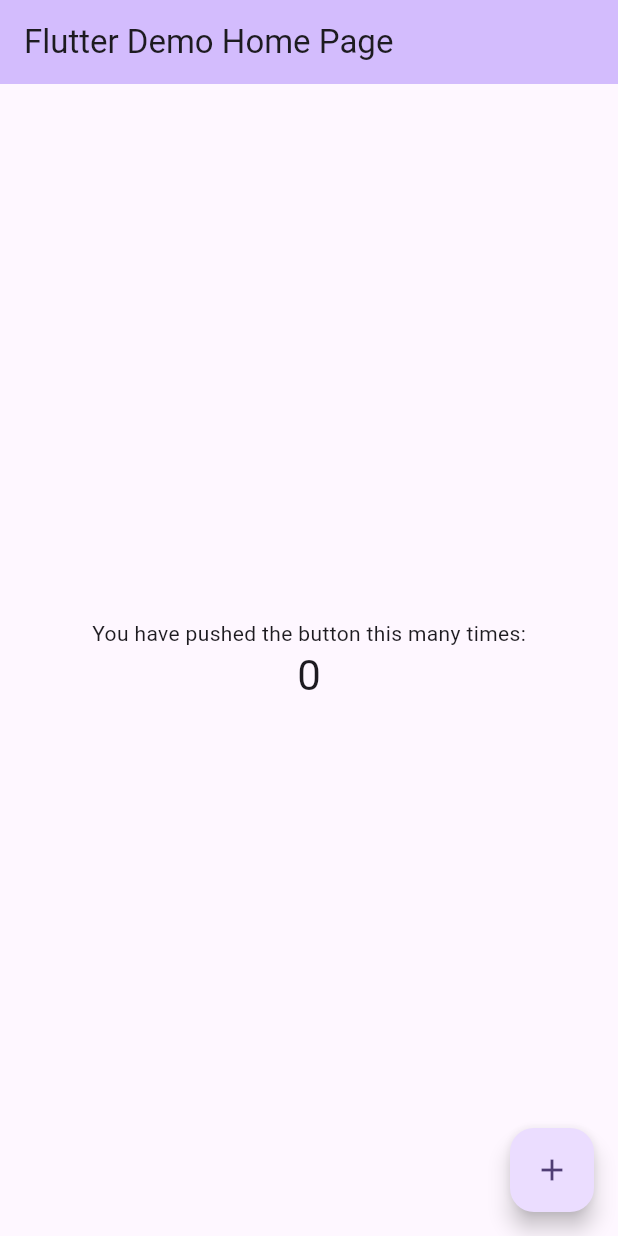
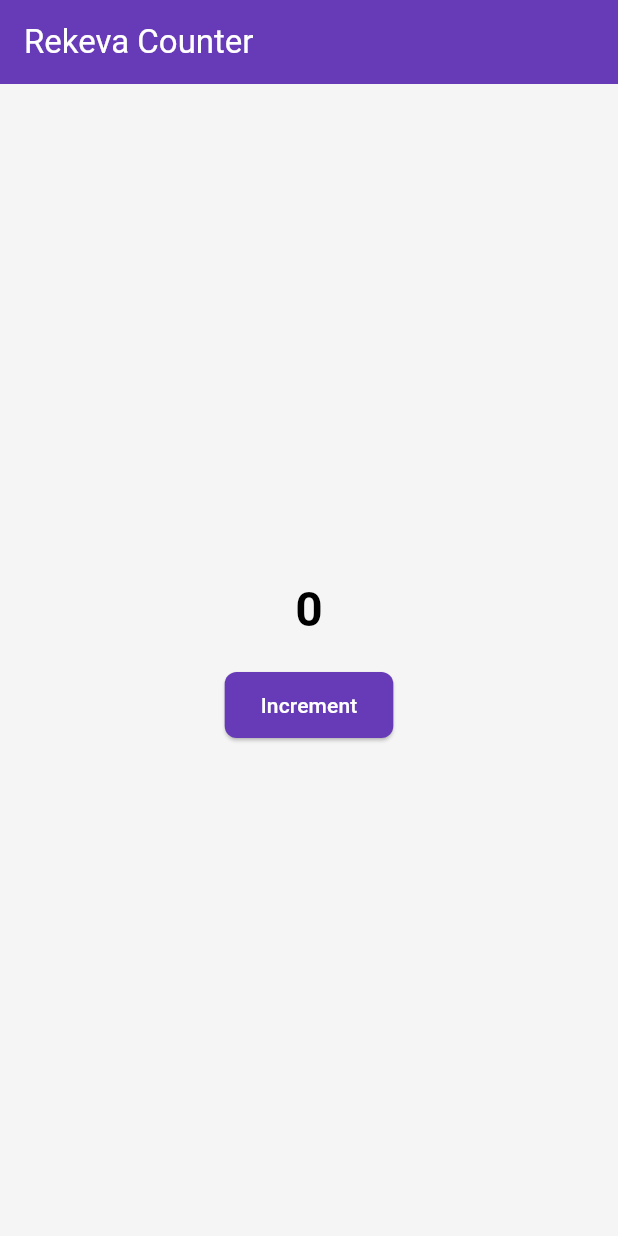
Before and after one commit to RasZarky/Rekeva, a Flutter app: the screen it shows after launch, on a phone screen of 412 x 824 dp. Run offline on Flutter 3.47's test engine with Material 3 defaults, Android fonts, the light colour scheme and no system bars; our stand-ins replace equatable, flutter_bloc, go_router.

Commit message:
setup project architecture with BLoC, go_router, and custom theming
- Add dependencies: `flutter_bloc`, `bloc`, `go_router`, and `equatable`.
- Implement core routing using `GoRouter`.
- Implement theme management with `ThemeBloc`, `AppTheme`, and custom color/text styles.
- Create reusable `CustomButton` and `CustomTextField` widgets.
- Implement a counter feature using the BLoC pattern.
- Refactor `main.dart` to use `MaterialApp.router` with BLoC-based theme switching.

```diff
--- /dev/null
+++ b/lib/core/routing/app_router.dart
@@ -0,0 +1,14 @@
+import 'package:go_router/go_router.dart';
+import '../../features/counter/view/counter_page.dart';
+
+class AppRouter {
+  static final router = GoRouter(
+    initialLocation: '/',
+    routes: [
+      GoRoute(
+        path: '/',
+        builder: (context, state) => const CounterPage(),
+      ),
+    ],
+  );
+}
--- /dev/null
+++ b/lib/core/theme/app_colors.dart
@@ -0,0 +1,20 @@
+import 'package:flutter/material.dart';
+
+class AppColors {
+  // Common Colors
+  static const Color primary = Colors.deepPurple;
+  static const Color secondary = Colors.deepPurpleAccent;
+  static const Color error = Color(0xFFB00020);
+
+  // Light Theme Colors
+  static const Color backgroundLight = Color(0xFFF5F5F5);
+  static const Color surfaceLight = Colors.white;
+  static const Color textPrimaryLight = Color(0xFF000000);
+  static const Color textSecondaryLight = Color(0xFF757575);
+
+  // Dark Theme Colors
+  static const Color backgroundDark = Color(0xFF121212);
+  static const Color surfaceDark = Color(0xFF1E1E1E);
+  static const Color textPrimaryDark = Color(0xFFFFFFFF);
+  static const Color textSecondaryDark = Color(0xFFB0B0B0);
+}
--- /dev/null
+++ b/lib/core/theme/app_text_styles.dart
@@ -0,0 +1,18 @@
+import 'package:flutter/material.dart';
+
+class AppTextStyles {
+  static const TextStyle headlineLarge = TextStyle(
+    fontSize: 32,
+    fontWeight: FontWeight.bold,
+  );
+
+  static const TextStyle bodyLarge = TextStyle(
+    fontSize: 16,
+    fontWeight: FontWeight.normal,
+  );
+
+  static const TextStyle bodyMedium = TextStyle(
+    fontSize: 14,
+    fontWeight: FontWeight.normal,
+  );
+}
--- /dev/null
+++ b/lib/core/theme/app_theme.dart
@@ -0,0 +1,63 @@
+import 'package:flutter/material.dart';
+import 'app_colors.dart';
+import 'app_text_styles.dart';
+
+class AppTheme {
+  static ThemeData get lightTheme {
+    return ThemeData(
+      useMaterial3: true,
+      brightness: Brightness.light,
+      colorScheme: const ColorScheme.light(
+        primary: AppColors.primary,
+        secondary: AppColors.secondary,
+        surface: AppColors.surfaceLight,
+        background: AppColors.backgroundLight,
+        error: AppColors.error,
+        onPrimary: Colors.white,
+        onSecondary: Colors.white,
+        onSurface: AppColors.textPrimaryLight,
+        onBackground: AppColors.textPrimaryLight,
+      ),
+      textTheme: TextTheme(
+        headlineLarge: AppTextStyles.headlineLarge.copyWith(color: AppColors.textPrimaryLight),
+        bodyLarge: AppTextStyles.bodyLarge.copyWith(color: AppColors.textPrimaryLight),
+        bodyMedium: AppTextStyles.bodyMedium.copyWith(color: AppColors.textSecondaryLight),
+      ),
+      scaffoldBackgroundColor: AppColors.backgroundLight,
+      appBarTheme: const AppBarTheme(
+        backgroundColor: AppColors.primary,
+        foregroundColor: Colors.white,
+        elevation: 0,
+      ),
+    );
+  }
+
+  static ThemeData get darkTheme {
+    return ThemeData(
+      useMaterial3: true,
+      brightness: Brightness.dark,
+      colorScheme: const ColorScheme.dark(
+        primary: AppColors.primary,
+        secondary: AppColors.secondary,
+        surface: AppColors.surfaceDark,
+        background: AppColors.backgroundDark,
+        error: AppColors.error,
+        onPrimary: Colors.white,
+        onSecondary: Colors.white,
+        onSurface: AppColors.textPrimaryDark,
+        onBackground: AppColors.textPrimaryDark,
+      ),
+      textTheme: TextTheme(
+        headlineLarge: AppTextStyles.headlineLarge.copyWith(color: AppColors.textPrimaryDark),
+        bodyLarge: AppTextStyles.bodyLarge.copyWith(color: AppColors.textPrimaryDark),
+        bodyMedium: AppTextStyles.bodyMedium.copyWith(color: AppColors.textSecondaryDark),
+      ),
+      scaffoldBackgroundColor: AppColors.backgroundDark,
+      appBarTheme: const AppBarTheme(
+        backgroundColor: AppColors.surfaceDark,
+        foregroundColor: Colors.white,
+        elevation: 0,
+      ),
+    );
+  }
+}
--- /dev/null
+++ b/lib/core/theme/theme_bloc.dart
@@ -0,0 +1,16 @@
+import 'package:flutter/material.dart';
+import 'package:flutter_bloc/flutter_bloc.dart';
+
+enum AppThemeMode { light, dark }
+
+class ThemeBloc extends Cubit<ThemeMode> {
+  ThemeBloc() : super(ThemeMode.system);
+
+  void toggleTheme() {
+    emit(state == ThemeMode.light ? ThemeMode.dark : ThemeMode.light);
+  }
+
+  void setTheme(ThemeMode mode) {
+    emit(mode);
+  }
+}
--- /dev/null
+++ b/lib/core/widgets/custom_button.dart
@@ -0,0 +1,30 @@
+import 'package:flutter/material.dart';
+
+class CustomButton extends StatelessWidget {
+  final String label;
+  final VoidCallback onPressed;
+  final Color? backgroundColor;
+
+  const CustomButton({
+    super.key,
+    required this.label,
+    required this.onPressed,
+    this.backgroundColor,
+  });
+
+  @override
+  Widget build(BuildContext context) {
+    return ElevatedButton(
+      style: ElevatedButton.styleFrom(
+        backgroundColor: backgroundColor ?? Theme.of(context).colorScheme.primary,
+        foregroundColor: Colors.white,
+        padding: const EdgeInsets.symmetric(horizontal: 24, vertical: 12),
+        shape: RoundedRectangleBorder(
+          borderRadius: BorderRadius.circular(8),
+        ),
+      ),
+      onPressed: onPressed,
+      child: Text(label),
+    );
+  }
+}
--- /dev/null
+++ b/lib/core/widgets/custom_text_field.dart
@@ -0,0 +1,30 @@
+import 'package:flutter/material.dart';
+
+class CustomTextField extends StatelessWidget {
+  final String hintText;
+  final TextEditingController? controller;
+  final bool obscureText;
+
+  const CustomTextField({
+    super.key,
+    required this.hintText,
+    this.controller,
+    this.obscureText = false,
+  });
+
+  @override
+  Widget build(BuildContext context) {
+    return TextField(
+      controller: controller,
+      obscureText: obscureText,
+      decoration: InputDecoration(
+        hintText: hintText,
+        border: OutlineInputBorder(
+          borderRadius: BorderRadius.circular(8),
+        ),
+        filled: true,
+        fillColor: Theme.of(context).colorScheme.surface,
+      ),
+    );
+  }
+}
--- /dev/null
+++ b/lib/features/counter/bloc/counter_bloc.dart
@@ -0,0 +1,13 @@
+import 'package:equatable/equatable.dart';
+import 'package:flutter_bloc/flutter_bloc.dart';
+
+part 'counter_event.dart';
+part 'counter_state.dart';
+
+class CounterBloc extends Bloc<CounterEvent, CounterState> {
+  CounterBloc() : super(const CounterState()) {
+    on<CounterIncremented>((event, emit) {
+      emit(CounterState(counter: state.counter + 1));
+    });
+  }
+}
--- /dev/null
+++ b/lib/features/counter/bloc/counter_event.dart
@@ -0,0 +1,10 @@
+part of 'counter_bloc.dart';
+
+abstract class CounterEvent extends Equatable {
+  const CounterEvent();
+
+  @override
+  List<Object> get props => [];
+}
+
+class CounterIncremented extends CounterEvent {}
--- /dev/null
+++ b/lib/features/counter/bloc/counter_state.dart
@@ -0,0 +1,10 @@
+part of 'counter_bloc.dart';
+
+class CounterState extends Equatable {
+  const CounterState({this.counter = 0});
+
+  final int counter;
+
+  @override
+  List<Object> get props => [counter];
+}
--- /dev/null
+++ b/lib/features/counter/view/counter_page.dart
@@ -0,0 +1,48 @@
+import 'package:flutter/material.dart';
+import 'package:flutter_bloc/flutter_bloc.dart';
+import '../../../core/widgets/custom_button.dart';
+import '../bloc/counter_bloc.dart';
+
+class CounterPage extends StatelessWidget {
+  const CounterPage({super.key});
+
+  @override
+  Widget build(BuildContext context) {
+    return BlocProvider(
+      create: (_) => CounterBloc(),
+      child: const CounterView(),
+    );
+  }
+}
+
+class CounterView extends StatelessWidget {
+  const CounterView({super.key});
+
+  @override
+  Widget build(BuildContext context) {
+    return Scaffold(
+      appBar: AppBar(title: const Text('Rekeva Counter')),
+      body: Center(
+        child: Column(
+          mainAxisAlignment: MainAxisAlignment.center,
+          children: [
+            BlocBuilder<CounterBloc, CounterState>(
+              builder: (context, state) {
+                return Text(
+                  '${state.counter}',
+                  style: Theme.of(context).textTheme.headlineLarge,
+                );
+              },
+            ),
+            const SizedBox(height: 20),
+            CustomButton(
+              label: 'Increment',
+              onPressed: () =>
+                  context.read<CounterBloc>().add(CounterIncremented()),
+            ),
+          ],
+        ),
+      ),
+    );
+  }
+}
--- a/lib/main.dart
+++ b/lib/main.dart
@@ -1,4 +1,8 @@
 import 'package:flutter/material.dart';
+import 'package:flutter_bloc/flutter_bloc.dart';
+import 'core/routing/app_router.dart';
+import 'core/theme/app_theme.dart';
+import 'core/theme/theme_bloc.dart';
 
 void main() {
   runApp(const MyApp());
@@ -7,100 +11,21 @@ void main() {
 class MyApp extends StatelessWidget {
   const MyApp({super.key});
 
-  // This widget is the root of your application.
   @override
   Widget build(BuildContext context) {
-    return MaterialApp(
-      title: 'Rekeva',
-      theme: ThemeData(
-        colorScheme: .fromSeed(seedColor: Colors.deepPurple),
-      ),
-      home: const MyHomePage(title: 'Flutter Demo Home Page'),
-    );
-  }
-}
-
-class MyHomePage extends StatefulWidget {
-  const MyHomePage({super.key, required this.title});
-
-  // This widget is the home page of your application. It is stateful, meaning
-  // that it has a State object (defined below) that contains fields that affect
-  // how it looks.
-
-  // This class is the configuration for the state. It holds the values (in this
-  // case the title) provided by the parent (in this case the App widget) and
-  // used by the build method of the State. Fields in a Widget subclass are
-  // always marked "final".
-
-  final String title;
-
-  @override
-  State<MyHomePage> createState() => _MyHomePageState();
-}
-
-class _MyHomePageState extends State<MyHomePage> {
-  int _counter = 0;
-
-  void _incrementCounter() {
-    setState(() {
-      // This call to setState tells the Flutter framework that something has
-      // changed in this State, which causes it to rerun the build method below
-      // so that the display can reflect the updated values. If we changed
-      // _counter without calling setState(), then the build method would not be
-      // called again, and so nothing would appear to happen.
-      _counter++;
-    });
-  }
-
-  @override
-  Widget build(BuildContext context) {
-    // This method is rerun every time setState is called, for instance as done
-    // by the _incrementCounter method above.
-    //
-    // The Flutter framework has been optimized to make rerunning build methods
-    // fast, so that you can just rebuild anything that needs updating rather
-    // than having to individually change instances of widgets.
-    return Scaffold(
-      appBar: AppBar(
-        // TRY THIS: Try changing the color here to a specific color (to
-        // Colors.amber, perhaps?) and trigger a hot reload to see the AppBar
-        // change color while the other colors stay the same.
-        backgroundColor: Theme.of(context).colorScheme.inversePrimary,
-        // Here we take the value from the MyHomePage object that was created by
-        // the App.build method, and use it to set our appbar title.
-        title: Text(widget.title),
-      ),
-      body: Center(
-        // Center is a layout widget. It takes a single child and positions it
-        // in the middle of the parent.
-        child: Column(
-          // Column is also a layout widget. It takes a list of children and
-          // arranges them vertically. By default, it sizes itself to fit its
-          // children horizontally, and tries to be as tall as its parent.
-          //
-          // Column has various properties to control how it sizes itself and
-          // how it positions its children. Here we use mainAxisAlignment to
-          // center the children vertically; the main axis here is the vertical
-          // axis because Columns are vertical (the cross axis would be
-          // horizontal).
-          //
-          // TRY THIS: Invoke "debug painting" (choose the "Toggle Debug Paint"
-          // action in the IDE, or press "p" in the console), to see the
-          // wireframe for each widget.
-          mainAxisAlignment: .center,
-          children: [
-            const Text('You have pushed the button this many times:'),
-            Text(
-              '$_counter',
-              style: Theme.of(context).textTheme.headlineMedium,
-            ),
-          ],
-        ),
-      ),
-      floatingActionButton: FloatingActionButton(
-        onPressed: _incrementCounter,
-        tooltip: 'Increment',
-        child: const Icon(Icons.add),
+    return BlocProvider(
+      create: (_) => ThemeBloc(),
+      child: BlocBuilder<ThemeBloc, ThemeMode>(
+        builder: (context, themeMode) {
+          return MaterialApp.router(
+            debugShowCheckedModeBanner: false,
+            title: 'Rekeva',
+            theme: AppTheme.lightTheme,
+            darkTheme: AppTheme.darkTheme,
+            themeMode: themeMode,
+            routerConfig: AppRouter.router,
+          );
+        },
       ),
     );
   }
```
Also changed, not shown: pubspec.yaml (+5 -69 lines), pubspec.lock.
